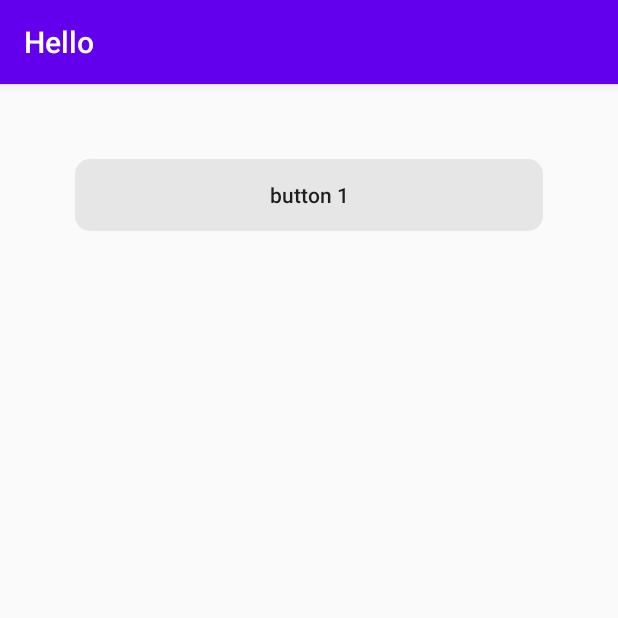
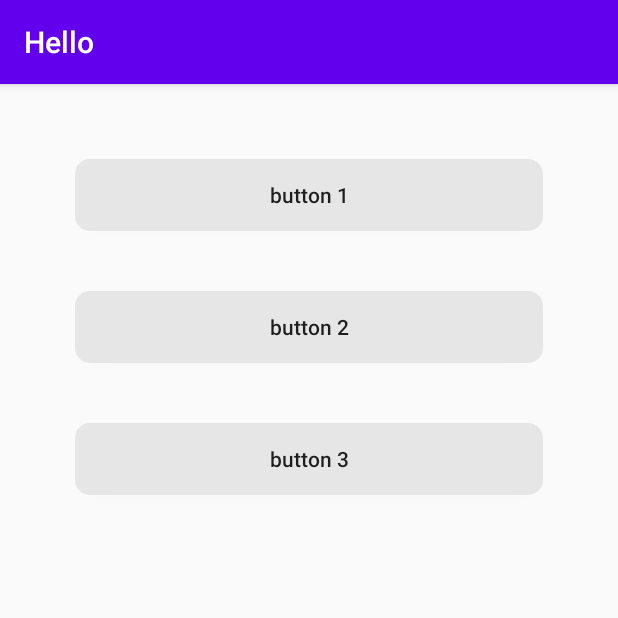
Before and after one commit to Aurora-XD/Hello, an Android app: the screen it shows after launch (MainActivity), on a phone screen of 412 x 824 dp, the top half of it. Run offline under Robolectric (Android 15) with nearby library versions, the phone set to English and light mode, and no system bars.

Commit message:
add all buttons

```diff
--- a/app/src/main/res/layout/activity_main.xml
+++ b/app/src/main/res/layout/activity_main.xml
@@ -4,13 +4,29 @@
     android:layout_width="match_parent"
     android:layout_height="match_parent"
     android:orientation="vertical"
-    android:layout_margin="50dp">
+    android:padding="50dp">
 
     <Button
         android:layout_width="match_parent"
         android:layout_height="wrap_content"
         android:text="@string/button_text"
         android:textAllCaps="false"
-        android:background="@drawable/button_background"/>
+        android:background="@drawable/button_background"
+        android:layout_marginBottom="40dp"/>
 
+    <Button
+        android:layout_width="match_parent"
+        android:layout_height="wrap_content"
+        android:text="button 2"
+        android:textAllCaps="false"
+        android:background="@drawable/button_background"
+        android:layout_marginBottom="40dp"/>
+
+    <Button
+        android:layout_width="match_parent"
+        android:layout_height="wrap_content"
+        android:text="button 3"
+        android:textAllCaps="false"
+        android:background="@drawable/button_background"
+        android:layout_marginBottom="40dp"/>
 </LinearLayout>
```
